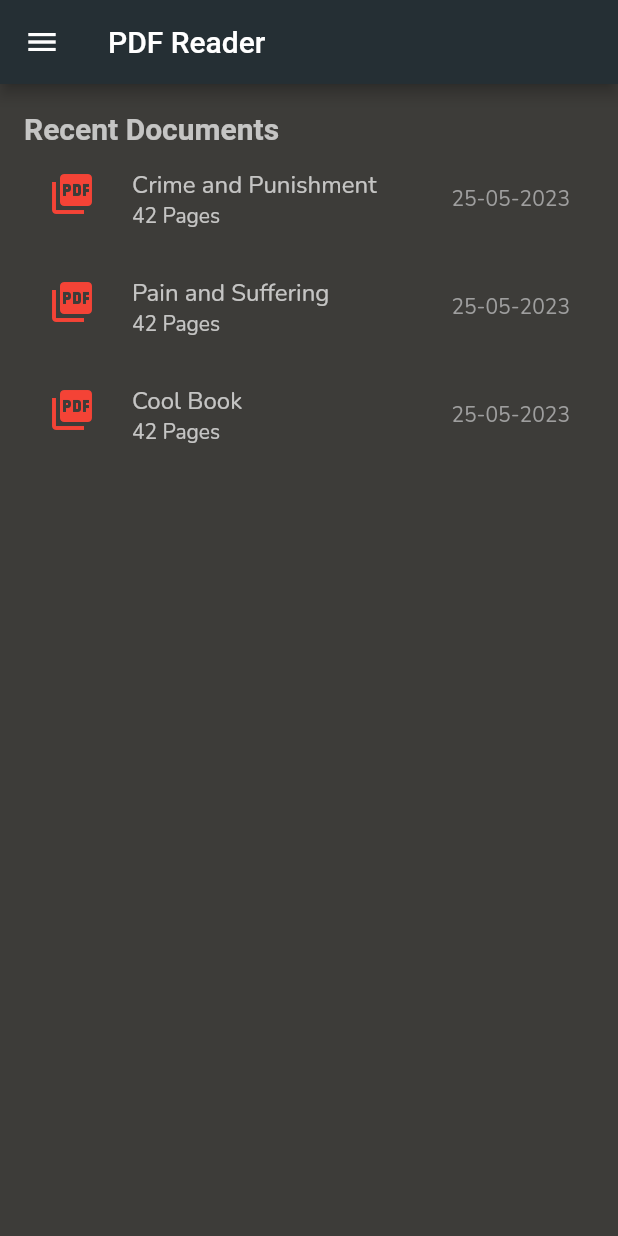
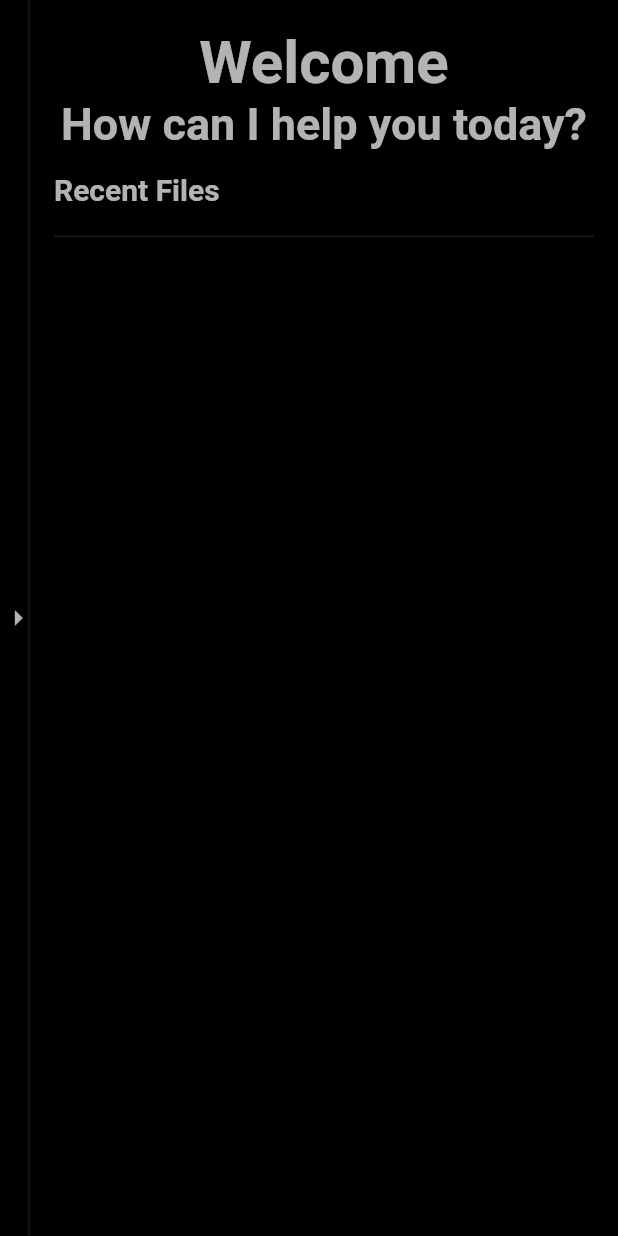
Before and after one commit to yuechen2001/Orbital_22-23_PDFReader, a Flutter app: the screen it shows after launch, on a phone screen of 412 x 824 dp. Run offline on Flutter 3.47's test engine with Material 2 defaults, Android fonts, the phone set to English and light mode, and no system bars; our stand-ins replace file_picker, google_fonts; missing offline and left inert: syncfusion_flutter_pdfviewer.

Commit message:
improved-UI-mainscreen
- edited UI to be more like the Figma diagrams
- changed all UI components to have a background colour of Colors.black87 for consistency
- added side button that brings up the side menu
- added borders to the side button and the drawer header for clarity

```diff
--- a/lib/models/document_model.dart
+++ b/lib/models/document_model.dart
@@ -1,26 +1,14 @@
 class Document {
   String? doc_title;
-  String? doc_url;
+  String? doc_path;
   String? doc_date;
-  int? page_num;
 
-  Document(this.doc_title, this.doc_url, this.doc_date, this.page_num);
+  Document(this.doc_title, this.doc_path, this.doc_date);
 
-  static List<Document> doc_list = [
-    Document(
-        "Crime and Punishment",
-        "http://giove.isti.cnr.it/demo/eread/Libri/angry/Crime.pdf",
-        "25-05-2023",
-        42),
-    Document(
-        "Pain and Suffering",
-        "https://www.math.pku.edu.cn/teachers/anjp/textbook.pdf",
-        "25-05-2023",
-        42),
-    Document(
-        "Cool Book",
-        "https://dl.ebooksworld.ir/books/Introduction.to.Algorithms.4th.Leiserson.Stein.Rivest.Cormen.MIT.Press.9780262046305.EBooksWorld.ir.pdf",
-        "25-05-2023",
-        42),
-  ];
+  static List<Document> docList = [];
+
+  // method that updates the doclist
+  static void update(Document document) {
+    Document.docList.insert(0, document);
+  }
 }
--- a/lib/screens/home_screen.dart
+++ b/lib/screens/home_screen.dart
@@ -3,6 +3,8 @@ import 'package:pdfreader2/models/document_model.dart';
 import 'package:flutter/material.dart';
 import 'package:google_fonts/google_fonts.dart';
 import 'package:pdfreader2/screens/reader_screen.dart';
+import 'package:file_picker/file_picker.dart';
+import 'package:intl/intl.dart';
 
 class HomeScreen extends StatefulWidget {
   const HomeScreen({super.key});
@@ -12,54 +14,35 @@ class HomeScreen extends StatefulWidget {
 }
 
 class _HomeScreenState extends State<HomeScreen> {
-  @override
-  Widget build(BuildContext context) {
-    return Scaffold(
-      appBar: AppBar(
-        // change colour of appBar
-        backgroundColor: const Color.fromARGB(255, 37, 47, 52),
-        // leading: IconButton(
-        //   onPressed: () {},
-        //   // if needed, can change the icon
-        //   icon: const Icon(Icons.menu),
-        // ),
-        title: const Text('PDF Reader'),
-      ),
-      body: Container(
-          color: const Color.fromARGB(255, 61, 60, 57),
-          child: Padding(
-            padding:
-                const EdgeInsets.symmetric(vertical: 18.0, horizontal: 16.0),
-            child: Column(
-              mainAxisAlignment: MainAxisAlignment.start,
-              crossAxisAlignment: CrossAxisAlignment.start,
-              children: [
-                Text("Recent Documents",
-                    style: GoogleFonts.roboto(
-                        fontSize: 20.0,
-                        fontWeight: FontWeight.bold,
-                        color: Colors.white70)),
-                Column(
-                    children: Document.doc_list
+  // method that opens the local file system for users to pick files
+  // this will be called once the file button is clicked/tapped
+  Future<PlatformFile?> _pickFile() async {
+    // open the storage for user to choose 1 pdf file
+    // pickFiles parameter filters only for pdf files
+    FilePickerResult? result = await FilePicker.platform
+        .pickFiles(type: FileType.custom, allowedExtensions: ['pdf']);
+    // gc: no file is picked => terminate early
+    if (result == null) return null;
+    // get the file
+    PlatformFile file = result.files.first;
+    // return the platform file
+    return file;
+  }
+
+  // method to update the recent files list
+  List<ListTile> _updateRecent() {
+    return Document.docList
         .map((doc) => ListTile(
               onTap: () {
-                                Navigator.push(
-                                    context,
-                                    MaterialPageRoute(
-                                        builder: (context) =>
-                                            ReaderScreen(doc)));
+                Navigator.push(context,
+                    MaterialPageRoute(builder: (context) => ReaderScreen(doc)));
               },
               title: Text(
                 doc.doc_title!,
-                                style:
-                                    GoogleFonts.nunito(color: Colors.white70),
+                style: GoogleFonts.nunito(color: Colors.white70),
                 overflow: TextOverflow.ellipsis,
               ),
-                              subtitle: Text(
-                                "${doc.page_num} Pages",
-                                style:
-                                    GoogleFonts.nunito(color: Colors.white70),
-                              ),
+              // todo: add a size attribute
               trailing: Text(
                 doc.doc_date!,
                 style: GoogleFonts.nunito(color: Colors.grey),
@@ -70,29 +53,137 @@ class _HomeScreenState extends State<HomeScreen> {
                 size: 32.0,
               ),
             ))
-                        .toList())
+        .toList();
+  }
+
+  @override
+  Widget build(BuildContext context) {
+    return Scaffold(
+      body: Row(
+          mainAxisAlignment: MainAxisAlignment.start,
+          crossAxisAlignment: CrossAxisAlignment.start,
+          children: [
+            // component 1: the button to open the drawer
+            SizedBox(
+              width: 20.0,
+              height: double.infinity,
+              child: Container(
+                  decoration: BoxDecoration(
+                      color: Colors.black87.withOpacity(1.0),
+                      border: const BorderDirectional(
+                          end: BorderSide(color: Colors.white10))),
+                  child: Builder(builder: (BuildContext context) {
+                    return IconButton(
+                        icon: const Icon(Icons.arrow_right),
+                        padding: EdgeInsets.zero,
+                        color: Colors.white70,
+                        onPressed: () {
+                          // todo: add logic for toggling the buttons
+                          if (Scaffold.of(context).isDrawerOpen) {
+                            // if drawer opened
+                            // close the drawer
+                            Scaffold.of(context).closeDrawer();
+                            // todo: change button orientation to face right
+                          } else {
+                            // if drawer closed
+                            Scaffold.of(context).openDrawer();
+                            // todo: change button orientation to face left
+                          }
+                        });
+                  })),
+            ),
+            // component 2: the recent files screen to choose recent files
+            Expanded(
+                child: Container(
+                    color: Colors.black87.withOpacity(1.0),
+                    child: Padding(
+                      padding: const EdgeInsets.symmetric(
+                          vertical: 18.0, horizontal: 16.0),
+                      child: Column(
+                        mainAxisAlignment: MainAxisAlignment.start,
+                        crossAxisAlignment: CrossAxisAlignment.stretch,
+                        children: [
+                          Column(
+                            children: [
+                              Text("Welcome",
+                                  style: GoogleFonts.roboto(
+                                      fontSize: 40.0,
+                                      fontWeight: FontWeight.bold,
+                                      color: Colors.white70)),
+                              Text("How can I help you today?",
+                                  style: GoogleFonts.roboto(
+                                      fontSize: 30.0,
+                                      fontWeight: FontWeight.bold,
+                                      color: Colors.white70))
                             ],
                           ),
+                          DecoratedBox(
+                              decoration: const BoxDecoration(
+                                  border: BorderDirectional(
+                                      bottom:
+                                          BorderSide(color: Colors.white10))),
+                              child: Container(
+                                padding: const EdgeInsets.fromLTRB(
+                                    0.0, 15.0, 0.0, 20.0),
+                                child: Text("Recent Files",
+                                    style: GoogleFonts.roboto(
+                                        fontSize: 20.0,
+                                        fontWeight: FontWeight.bold,
+                                        color: Colors.white70)),
                               )),
+                          Column(children: _updateRecent())
+                        ],
+                      ),
+                    ))),
+          ]),
       drawer: Drawer(
-          backgroundColor: const Color.fromARGB(255, 61, 60, 57),
+          backgroundColor: Colors.black87.withOpacity(1.0),
           // add a list of buttons as child
           child: ListView(
             // remove any padding
             padding: EdgeInsets.zero,
             children: [
               // drawer header
-              const DrawerHeader(
+              DrawerHeader(
                 decoration: BoxDecoration(
-                  color: Color.fromARGB(255, 37, 47, 52),
-                ),
-                child: Text("Menu", style: TextStyle(color: Colors.white70)),
+                    color: Colors.black87.withOpacity(1.0),
+                    border: const BorderDirectional(
+                        bottom: BorderSide(color: Colors.white10))),
+                child:
+                    const Text("Menu", style: TextStyle(color: Colors.white70)),
               ),
               ListTile(
                 title:
                     const Text('Home', style: TextStyle(color: Colors.white70)),
                 // todo: add logic for changing pages
                 onTap: () {
+                  Navigator.pop(context);
+                },
+              ),
+              ListTile(
+                title: const Text('Files',
+                    style: TextStyle(color: Colors.white70)),
+                // todo: add logic for changing pages
+                onTap: () {
+                  // get the date and time
+                  DateTime now = DateTime.now();
+                  // format the date
+                  String formattedDate =
+                      DateFormat('EEEE, MMM d, yyyy').format(now);
+                  // parse the String
+                  _pickFile().then((file) {
+                    // convert the file to a document object
+                    Document doc =
+                        Document(file?.name, file?.path, formattedDate);
+                    // update the master doclist
+                    Document.update(doc);
+                    _updateRecent();
+                    // open the file using the reader screen
+                    Navigator.push(
+                        context,
+                        MaterialPageRoute(
+                            builder: (context) => ReaderScreen(doc)));
+                  });
                   Navigator.pop(context);
                 },
               ),
--- a/lib/screens/reader_screen.dart
+++ b/lib/screens/reader_screen.dart
@@ -1,7 +1,10 @@
+import 'dart:io';
+
 import 'package:flutter/material.dart';
 import 'package:pdfreader2/models/document_model.dart';
 import 'package:syncfusion_flutter_pdfviewer/pdfviewer.dart';
 
+// ignore: must_be_immutable
 class ReaderScreen extends StatefulWidget {
   ReaderScreen(this.doc, {Key? key}) : super(key: key);
   Document doc;
@@ -15,11 +18,9 @@ class _ReaderScreenState extends State<ReaderScreen> {
   Widget build(BuildContext context) {
     return Scaffold(
         appBar: AppBar(
-          backgroundColor: Colors.blueGrey,
+          backgroundColor: Colors.black87,
           title: Text(widget.doc.doc_title!),
         ),
-        body: Container(
-          child: SfPdfViewer.network(widget.doc.doc_url!),
-        ));
+        body: SfPdfViewer.file(File(widget.doc.doc_path!)));
   }
 }
--- a/pubspec.yaml
+++ b/pubspec.yaml
@@ -13,6 +13,8 @@ dependencies:
   cupertino_icons: ^1.0.5
   google_fonts: ^4.0.4
   syncfusion_flutter_pdfviewer: ^21.2.6
+  file_picker: ^5.3.1
+  intl: ^0.18.1
 
 dev_dependencies:
   flutter_test:
```
Also changed, not shown: pubspec.lock. Lines whose indentation alone changed are shown as unchanged.
